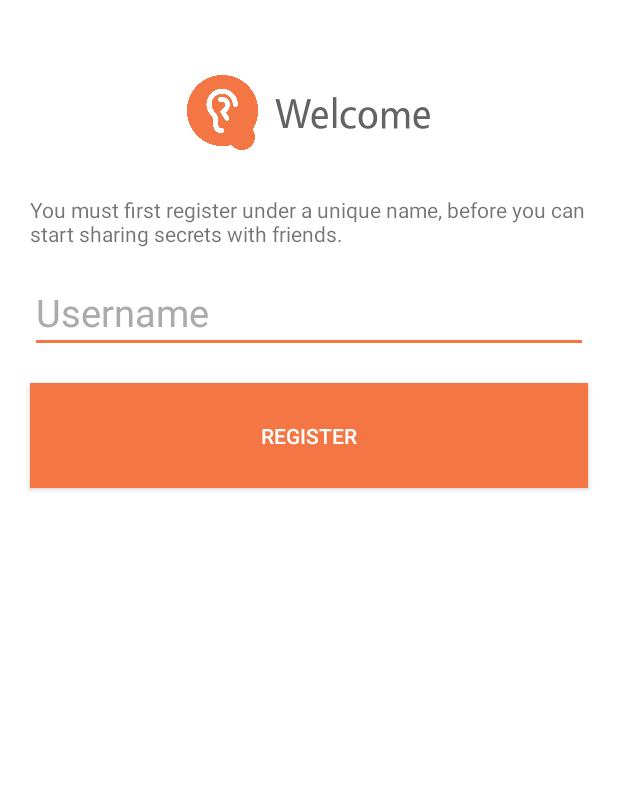
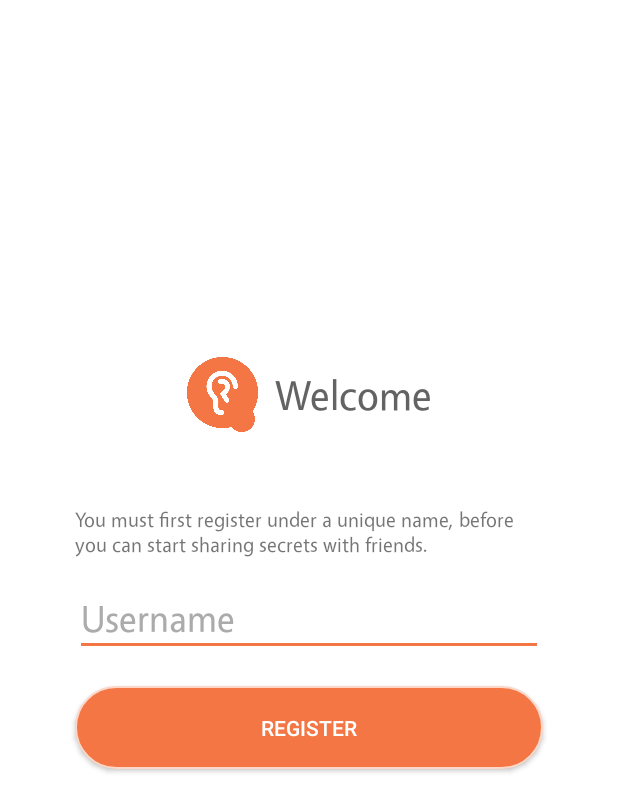
Before and after one commit to rahasak/rahasak, an Android app: the screen it shows after launch (RegistrationActivity), on a phone screen of 412 x 824 dp. Shown: the top 812 px of the screen. Run offline under Robolectric (Android 15) with nearby library versions, the phone set to English and light mode, and no system bars; Roboto replaces fonts that are not available here; 1 statement that could not run was skipped.

Commit message:
registration page updated

```diff
--- a/app/src/main/java/com/score/chatz/ui/RegistrationActivity.java
+++ b/app/src/main/java/com/score/chatz/ui/RegistrationActivity.java
@@ -4,6 +4,7 @@ import android.content.BroadcastReceiver;
 import android.content.Context;
 import android.content.Intent;
 import android.graphics.PorterDuff;
+import android.graphics.Typeface;
 import android.os.Bundle;
 import android.util.Log;
 import android.view.View;
@@ -92,8 +93,10 @@ public class RegistrationActivity extends BaseActivity {
     private void setupUI() {
         editTextUserId = (EditText) findViewById(R.id.registering_user_id);
         editTextUserId.getBackground().setColorFilter(getResources().getColor(R.color.colorPrimary), PorterDuff.Mode.SRC_IN);
+        editTextUserId.setTypeface(typeface, Typeface.NORMAL);
         welcomeTextView = (TextView) findViewById(R.id.welcome_text);
         welcomeTextView.setTypeface(typeface);
+        ((TextView)findViewById(R.id.welcome_message)).setTypeface(typeface, Typeface.NORMAL);
     }
 
     private void setupRegisterBtn() {
--- /dev/null
+++ b/app/src/main/res/drawable/rounded_corner_button.xml
@@ -0,0 +1,24 @@
+<?xml version="1.0" encoding="utf-8"?>
+<selector xmlns:android="http://schemas.android.com/apk/res/android" >
+    <item android:state_pressed="true" >
+        <shape android:shape="rectangle"  >
+            <corners android:radius="55dip" />
+            <stroke android:width="1dip" android:color="@color/colorPrimaryLight" />
+            <solid android:color="@color/colorPrimary"/>
+        </shape>
+    </item>
+    <item android:state_focused="true">
+        <shape android:shape="rectangle"  >
+            <corners android:radius="3dip" />
+            <stroke android:width="1dip" android:color="@color/colorPrimaryLight" />
+            <solid android:color="@color/colorPrimary"/>
+        </shape>
+    </item>
+    <item >
+        <shape android:shape="rectangle"  >
+            <corners android:radius="55dip" />
+            <stroke android:width="1dip" android:color="@color/colorPrimaryLight" />
+            <solid android:color="@color/colorPrimary"/>
+        </shape>
+    </item>
+</selector>
--- a/app/src/main/res/layout/activity_registration.xml
+++ b/app/src/main/res/layout/activity_registration.xml
@@ -1,78 +1,85 @@
 <?xml version="1.0" encoding="utf-8"?>
-<ScrollView
-    xmlns:android="http://schemas.android.com/apk/res/android"
-    android:orientation="vertical"
+<ScrollView xmlns:android="http://schemas.android.com/apk/res/android"
     android:id="@+id/scrollview"
+    android:layout_width="fill_parent"
     android:layout_height="fill_parent"
-    android:layout_width="fill_parent"
+    android:background="@color/white"
+    android:fillViewport="true"
     android:isScrollContainer="true"
-    android:fillViewport="true"
-    android:background="@color/white">
-<LinearLayout
+    android:orientation="vertical">
+
+
+            <RelativeLayout
                 android:layout_width="match_parent"
                 android:layout_height="wrap_content"
-    android:orientation="vertical"
                 android:background="@color/white">
 
+
                 <RelativeLayout
-        android:orientation="horizontal"
                     android:layout_width="match_parent"
                     android:layout_height="wrap_content"
                     android:gravity="center_horizontal"
-        android:layout_marginTop="50dp">
+                    android:orientation="horizontal"
+                    android:layout_centerInParent="false"
+                    android:layout_above="@+id/welcome_message">
+
                     <ImageView
                         android:id="@+id/logo"
                         android:layout_width="50dp"
                         android:layout_height="50dp"
-        android:src="@drawable/rahaslogo"/>
+                        android:src="@drawable/rahaslogo" />
 
                     <TextView
+                        android:id="@+id/welcome_text"
                         android:layout_width="wrap_content"
                         android:layout_height="match_parent"
+                        android:layout_alignBottom="@+id/logo"
+                        android:layout_marginLeft="10dp"
+                        android:layout_toRightOf="@+id/logo"
+                        android:gravity="center_vertical"
                         android:text="@string/register_welcome_text"
-        android:id="@+id/welcome_text"
+                        android:textColor="@color/android_grey"
                         android:textSize="28sp"
-        android:textColor="@color/android_grey"
-        android:gravity="center_vertical"
-        android:layout_marginLeft="10dp"
-        android:textStyle="bold"
-        android:layout_toRightOf="@+id/logo"
-        android:layout_alignBottom="@+id/logo" />
+                        android:textStyle="bold" />
 
                 </RelativeLayout>
 
                 <TextView
+                    android:id="@+id/welcome_message"
                     android:layout_width="match_parent"
                     android:layout_height="wrap_content"
+                    android:layout_marginLeft="50dp"
+                    android:layout_marginRight="50dp"
+                    android:layout_marginTop="50dp"
                     android:text="You must first register under a unique name, before you can start sharing secrets with friends."
-        android:layout_marginTop="30dp"
-        android:layout_marginLeft="20dp"
-        android:layout_marginRight="20dp"/>
+                    android:layout_above="@+id/registering_user_id" />
 
                 <EditText
+                    android:id="@+id/registering_user_id"
                     android:layout_width="match_parent"
                     android:layout_height="wrap_content"
-        android:id="@+id/registering_user_id"
+                    android:layout_marginLeft="50dp"
+                    android:layout_marginRight="50dp"
+                    android:layout_marginTop="15dp"
                     android:hint="@string/register_user_id"
+                    android:paddingBottom="10dp"
                     android:textColor="@color/android_grey"
                     android:textColorHint="@color/clouds"
                     android:textSize="25sp"
-        android:paddingBottom="10dp"
-        android:layout_marginTop="15dp"
-        android:layout_marginLeft="20dp"
-        android:layout_marginRight="20dp" />
+                    android:layout_centerVertical="true" />
 
                 <Button
+                    android:id="@+id/register_btn"
                     android:layout_width="match_parent"
-        android:layout_height="70dp"
+                    android:layout_marginBottom="0dp"
+                    android:layout_marginLeft="50dp"
+                    android:layout_marginRight="50dp"
+                    android:layout_marginTop="20dp"
+                    android:background="@drawable/rounded_corner_button"
                     android:text="@string/register_button_text"
-        android:id="@+id/register_btn"
                     android:textColor="@color/white"
-        android:background="@color/colorPrimary"
-        android:layout_marginTop="20dp"
-        android:layout_marginBottom="200dp"
-        android:layout_marginLeft="20dp"
-        android:layout_marginRight="20dp"/>
+                    android:layout_below="@+id/registering_user_id"
+                    android:layout_height="55dp" />
 
-</LinearLayout>
+            </RelativeLayout>
 </ScrollView>
```
Lines whose indentation alone changed are shown as unchanged.
